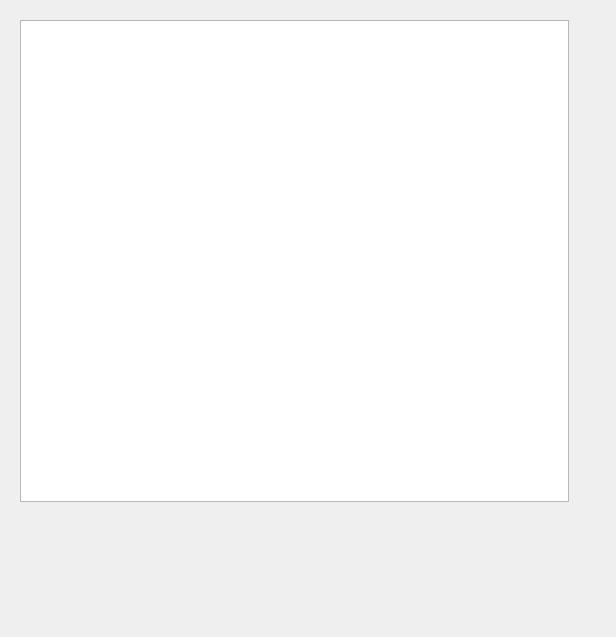
Old version of the form MDI/practWork_10/showapartment.ui in the repository user20001user1/OOP_practice.
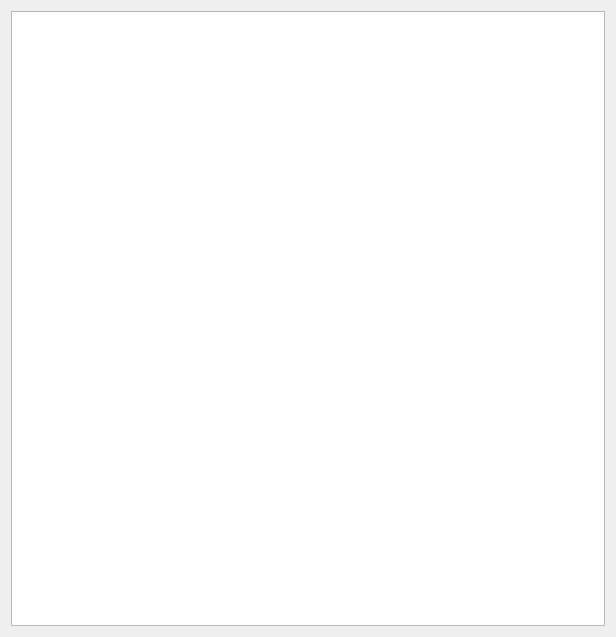
New version of the form.

```diff
--- a/MDI/practWork_10/showapartment.ui
+++ b/MDI/practWork_10/showapartment.ui
@@ -13,22 +13,11 @@
   <property name="windowTitle">
    <string>Dialog</string>
   </property>
-  <widget class="QListWidget" name="listWidgetApart">
-   <property name="geometry">
-    <rect>
-     <x>20</x>
-     <y>20</y>
-     <width>549</width>
-     <height>482</height>
-    </rect>
-   </property>
-   <property name="font">
-    <font>
-     <family>Bahnschrift SemiLight SemiConde</family>
-     <pointsize>14</pointsize>
-    </font>
-   </property>
-  </widget>
+  <layout class="QHBoxLayout" name="horizontalLayout">
+   <item>
+    <widget class="QTableView" name="apartTableView"/>
+   </item>
+  </layout>
  </widget>
  <resources/>
  <connections/>
```
